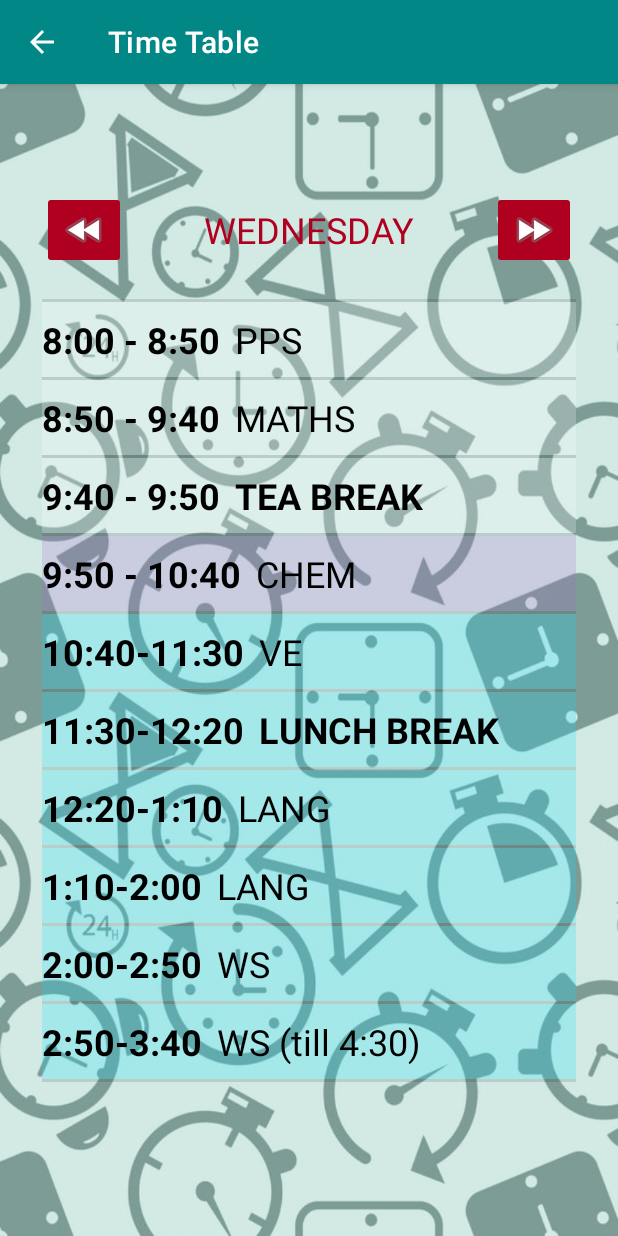
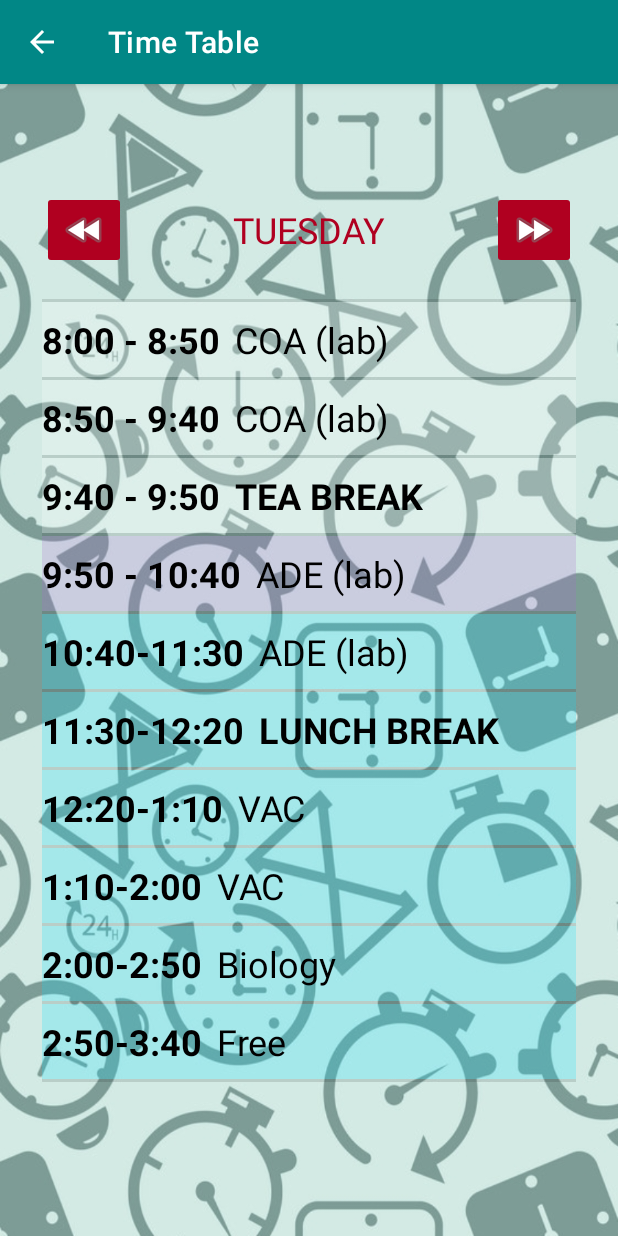
Before and after one commit to SiddharthaBhattacharjee/CSE_D_TableApp, an Android app: the screen it shows after launch (MainActivity2), after a tap on an icon or button, on a phone screen of 412 x 824 dp. Run offline under Robolectric (Android 15) with nearby library versions, the phone set to English and light mode, and no system bars; Roboto replaces fonts that are not available here; 1 other tap on this screen came first.

Commit message:
Sem2Update

```diff
--- a/app/src/main/java/com/example/timetable/MainActivity.java
+++ b/app/src/main/java/com/example/timetable/MainActivity.java
@@ -37,10 +37,10 @@ public class MainActivity extends AppCompatActivity {
 
         {
             String currentDate = new SimpleDateFormat("dd-MM-yyyy", Locale.getDefault()).format(new Date(System.currentTimeMillis()));
-            String currentTime = new SimpleDateFormat("HH:mm", Locale.getDefault()).format(new Date(System.currentTimeMillis()));
+            String currentTime = new SimpleDateFormat("HH:mm:ss", Locale.getDefault()).format(new Date(System.currentTimeMillis()));
             dateTimeDisplay.setText("DATE : "+currentDate+"\nTIME : "+currentTime);
 
-            MainActivity.this.mHandler.postDelayed(m_Runnable,20000);
+            MainActivity.this.mHandler.postDelayed(m_Runnable,1000);
         }
 
     };
--- a/app/src/main/java/com/example/timetable/MainActivity2.java
+++ b/app/src/main/java/com/example/timetable/MainActivity2.java
@@ -27,11 +27,11 @@ public class MainActivity2 extends AppCompatActivity {
     Resources resource;
     int nd;
     String[][] arr = {
-            {"APTI","APTI","VE","CHEM","MATHS","PPS","FREE","FREE"},
-            {"MATHS","CHEM","FREE","FREE","VAC","VAC","PPS (lab)","PPS (lab)"},
-            {"PPS","MATHS","CHEM","VE","LANG","LANG","WS","WS (till 4:30)"},
-            {"FREE","PPS","LANG","LANG","CHEM (lab)","CHEM (lab)","WS","WS"},
-            {"PPS (lab)","PPS (lab)","FREE","MATHS","NSO","NSO","CHEM","FREE"},
+            {"COA","ADE","Biology","Maths","FREE","FREE","FREE","FREE"},
+            {"COA (lab)","COA (lab)","ADE (lab)","ADE (lab)","VAC","VAC","Biology","Free"},
+            {"MPE","MPE","DSA","Maths","Maths","ADE","OOP","FREE"},
+            {"Maths","OOP","COA","ADE","CSS","CSS","DSA","FREE"},
+            {"DSA","FREE","OOP","COA","DSA (lab)","DSA (lab)","OOP (lab)","OOP (lab)"},
             {"FREE","FREE","FREE","FREE","FREE","FREE","FREE","FREE"},
             {"FREE","FREE","FREE","FREE","FREE","FREE","FREE","FREE"}
     };
@@ -65,6 +65,8 @@ public class MainActivity2 extends AppCompatActivity {
 
         Calendar calendar = Calendar.getInstance();
         int day = calendar.get(Calendar.DAY_OF_WEEK);
+
+        day = 3;
 
         switch (day) {
             case Calendar.SUNDAY:
```
Also changed, not shown: 1 other file.
